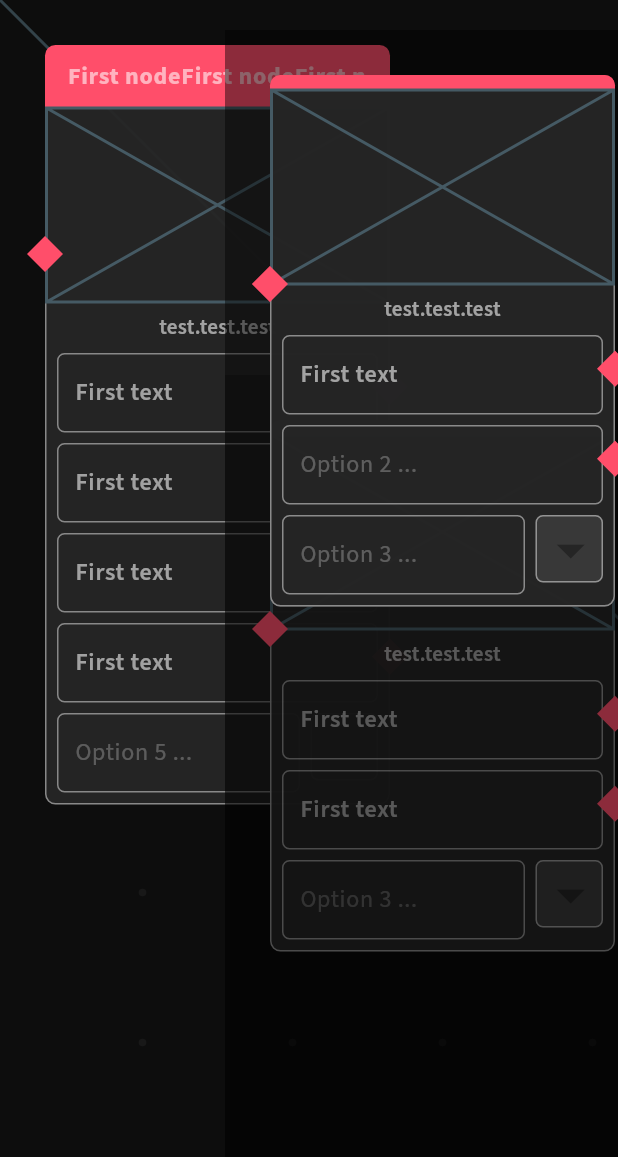
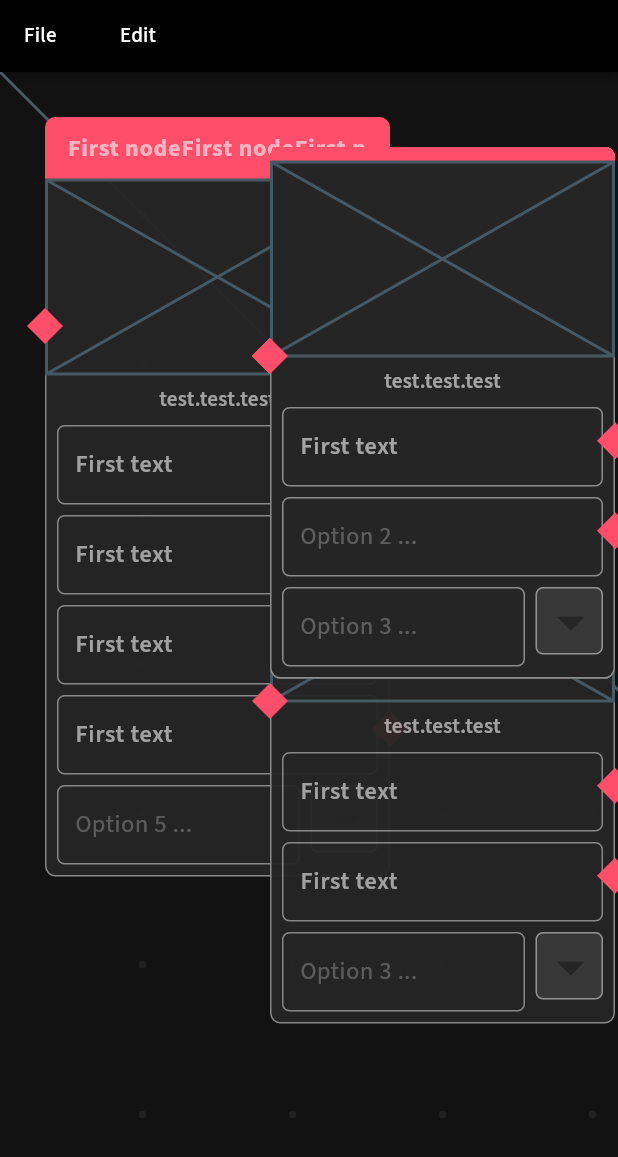
Before and after one commit to k-pasta/Nutria_FMV_Maker, a Flutter app: the screen it shows after launch, on a phone screen of 412 x 824 dp. Shown: the top 1157 px of the screen. Run offline on Flutter 3.47's test engine with Material 3 defaults, Android fonts, the phone set to English and light mode, and no system bars; our stand-ins replace fc_native_video_thumbnail; missing offline and left inert: file_selector, menu_bar, tmp_path; generated files the repository leaves out were written again.

Commit message:
updates, profiling

```diff
--- /dev/null
+++ b/nutria_fmv_maker/lib/custom_widgets/menu_bar_elements/nutria_menu_button.dart
@@ -0,0 +1,26 @@
+import 'package:flutter/material.dart';
+import 'package:flutter/material.dart';
+
+class NutriaMenuButton {
+  final String title;
+  final List<NutriaSubmenuButton> submenuButtons;
+
+  NutriaMenuButton({
+    required this.title,
+    required this.submenuButtons,
+  });
+}
+
+class NutriaSubmenuButton {
+  final String text;
+  final VoidCallback function;
+  final MenuSerializableShortcut? shortcut;
+  final IconData? icon;
+
+  NutriaSubmenuButton({
+    required this.text,
+    required this.function,
+    this.shortcut,
+    this.icon,
+  });
+}
--- /dev/null
+++ b/nutria_fmv_maker/lib/custom_widgets/nutria_menu_bar.dart
@@ -0,0 +1,148 @@
+import 'package:flutter/material.dart';
+import 'package:flutter/services.dart';
+
+import 'menu_bar_elements/nutria_menu_button.dart';
+import '../../static_data/ui_static_properties.dart';
+import '../../models/app_theme.dart';
+
+import 'package:provider/provider.dart';
+import '../../../providers/theme_provider.dart';
+
+class NutriaMenuBar extends StatelessWidget {
+  final Widget child;
+
+  NutriaMenuBar({super.key, required this.child});
+
+  final List<NutriaMenuButton> menuData = [
+    NutriaMenuButton(
+      title: "File",
+      submenuButtons: [
+        NutriaSubmenuButton(
+          text: "New File",
+          function: () => debugPrint("New File selected"),
+          icon: Icons.create_new_folder,
+        ),
+        NutriaSubmenuButton(
+          text: "Open File",
+          function: () => debugPrint("Open File selected"),
+          shortcut: SingleActivator(LogicalKeyboardKey.keyO, control: true),
+          icon: Icons.folder_open,
+        ),
+        NutriaSubmenuButton(
+          text: "Save File",
+          function: () => debugPrint("Save File selected"),
+          shortcut: SingleActivator(LogicalKeyboardKey.keyS, control: true),
+          icon: Icons.save,
+        ),
+      ],
+    ),
+    NutriaMenuButton(
+      title: "Edit",
+      submenuButtons: [
+        NutriaSubmenuButton(
+          text: "Cut",
+          function: () => debugPrint("Cut selected"),
+          icon: Icons.cut,
+        ),
+        NutriaSubmenuButton(
+          text: "Copy",
+          function: () => debugPrint("Copy selected"),
+          icon: Icons.copy,
+        ),
+        NutriaSubmenuButton(
+          text: "Paste",
+          function: () => debugPrint("Paste selected"),
+          icon: Icons.paste,
+        ),
+      ],
+    ),
+  ];
+
+  @override
+  Widget build(BuildContext context) {
+    final AppTheme theme = context.watch<ThemeProvider>().currentAppTheme;
+    final MenuStyle _menuStyle = MenuStyle(
+      backgroundColor: WidgetStatePropertyAll(theme.cMenuBar),
+      shape:
+          WidgetStatePropertyAll(RoundedRectangleBorder(side: BorderSide.none)),
+    );
+    final MenuStyle _submenuStyle = MenuStyle(
+      backgroundColor: WidgetStatePropertyAll(theme.cPanel),
+      shape: WidgetStatePropertyAll<OutlinedBorder>(
+        RoundedRectangleBorder(borderRadius: BorderRadius.zero),
+      ),
+      padding: WidgetStatePropertyAll(
+        EdgeInsets.symmetric(horizontal: 0, vertical: 16),
+      ),
+    );
+
+    final ButtonStyle _buttonStyle_bar = ButtonStyle(
+      overlayColor: WidgetStatePropertyAll(theme.cPanel),
+      foregroundColor: WidgetStatePropertyAll(theme.cMenuBarText),
+    );
+    final ButtonStyle _buttonStyle_menu = ButtonStyle(
+      iconColor: WidgetStatePropertyAll(theme.cAccent),
+      overlayColor: WidgetStatePropertyAll(theme.cAccentButtonHovered),
+      foregroundColor: WidgetStatePropertyAll(theme.cMenuBarText),
+      shape:
+          WidgetStatePropertyAll(RoundedRectangleBorder(side: BorderSide.none)),
+    );
+    // Create a map for the shortcut actions
+    final Map<ShortcutActivator, VoidCallback> shortcutActions = {
+      for (var menu in menuData)
+        for (var submenu in menu.submenuButtons)
+          if (submenu.shortcut != null) submenu.shortcut!: submenu.function,
+    };
+
+    return CallbackShortcuts(
+      bindings: shortcutActions,
+      child: Theme(
+        data: Theme.of(context).copyWith(
+          menuTheme: MenuThemeData(
+            style: _submenuStyle, // Apply _submenuStyle locally
+          ),
+        ),
+        child: Column(
+          crossAxisAlignment: CrossAxisAlignment.stretch,
+          children: [
+            Focus(
+              autofocus: true,
+              child: MenuBar(
+                controller: MenuController(),
+                style: _menuStyle, // Apply menu bar style
+                children: menuData.map((menu) {
+                  return SubmenuButton(
+                    style: _buttonStyle_bar, // Apply submenu button style
+                    child: Text(menu.title),
+                    menuChildren: menu.submenuButtons.map((submenu) {
+                      return MenuItemButton(
+                        style:
+                            _buttonStyle_menu, // Apply menu item button style
+                        onPressed: submenu.function,
+                        shortcut: submenu.shortcut,
+                        child: Row(
+                          children: [
+                            if (submenu.icon != null)
+                              Icon(submenu.icon, size: 16),
+                            const SizedBox(width: 8),
+                            Text(submenu.text),
+                          ],
+                        ),
+                      );
+                    }).toList(),
+                  );
+                }).toList(),
+              ),
+            ),
+            Expanded(
+              child: ClipRRect(
+                // clipBehavior: Clip.hardEdge,
+                child: child,
+              ),
+            ),
+          ],
+        ),
+      ),
+    );
+  }
+}
--- a/nutria_fmv_maker/lib/custom_widgets/video_node.dart
+++ b/nutria_fmv_maker/lib/custom_widgets/video_node.dart
@@ -88,7 +88,7 @@ class _VideoNodeState extends State<VideoNode> {
                           1000, //TODO De-Hardcode when it is possible to calculate max height
                       width: UiStaticProperties.nodeMaxWidth +
                           UiStaticProperties.nodePadding * 2,
-                      child: Container(color: Colors.black26),
+                      child: Container(color: Colors.transparent),
                     ),
                   ),
                   Positioned(
@@ -195,9 +195,9 @@ class _VideoNodeState extends State<VideoNode> {
                   //left resizer
 
                   Knot(
-                    nodeData: videoNodeData,
-                    isInput: true,
-                    index: 0,
+                      nodeData: videoNodeData,
+                      isInput: true,
+                      index: 0,
                       offset: Offset(
                           UiStaticProperties.nodePadding,
                           UiStaticProperties.nodePadding +
@@ -210,7 +210,8 @@ class _VideoNodeState extends State<VideoNode> {
                     bool isLast = index == videoNodeData.outputs.length - 1;
                     // nodesProvider.updateOutputPosition(videoNodeData.id, index,
                     //     _getContainerPositionRelativeToParent(_childKeys[index]));
-                    if (!isLast || (isLast && videoNodeData.hasMaxedOutOutputs)) {
+                    if (!isLast ||
+                        (isLast && videoNodeData.hasMaxedOutOutputs)) {
                       return Knot(
                         nodeData: videoNodeData,
                         isInput: false,
--- a/nutria_fmv_maker/lib/main.dart
+++ b/nutria_fmv_maker/lib/main.dart
@@ -1,4 +1,5 @@
 import 'package:menu_bar/menu_bar.dart';
+import 'package:nutria_fmv_maker/custom_widgets/nutria_menu_bar.dart';
 
 import './custom_widgets/nutria_textfield.dart';
 import './internationalisation_example.dart';
@@ -47,6 +48,14 @@ class MyApp extends StatelessWidget {
           supportedLocales: AppLocalizations.supportedLocales,
           title: 'Flutter Demo',
           theme: ThemeData(
+            splashFactory: NoSplash.splashFactory,
+            menuButtonTheme: MenuButtonThemeData(
+              style: ButtonStyle(
+                // splashFactory: null,
+                // backgroundColor: WidgetStatePropertyAll(Colors.red),
+                // overlayColor: WidgetStatePropertyAll(Colors.red)
+              ),
+            ),
             menuTheme: MenuThemeData(
               style: MenuStyle(
                   backgroundColor: WidgetStatePropertyAll(theme.cPanel),
@@ -92,9 +101,14 @@ class MyHomePage extends StatelessWidget {
       // appBar: AppBar(
       //   title: Text(apptitle),
       // ),
-      body: MyMenuBar(
-        child: ClipRRect(clipBehavior: Clip.hardEdge, child: GridCanvas()),
+
+      body: NutriaMenuBar(
+        child: GridCanvas(),
       ),
+
+      // body: MyMenuBar(
+      //   child: ClipRRect(clipBehavior: Clip.hardEdge, child: GridCanvas()),
+      // ),
     );
   }
 }
--- a/nutria_fmv_maker/lib/providers/nodes_provider.dart
+++ b/nutria_fmv_maker/lib/providers/nodes_provider.dart
@@ -47,6 +47,223 @@ class NodesProvider extends ChangeNotifier {
         Output(outputData: ''),
       ],
     ),
+    VideoNodeData(
+      id: 'x',
+      position: const Offset(150, 20),
+      videoDataId: 'a',
+      outputs: <Output>[
+        Output(outputData: 'First text'),
+        Output(outputData: ''),
+        Output(outputData: ''),
+        Output(outputData: ''),
+        Output(outputData: ''),
+      ],
+    ),
+    VideoNodeData(
+      id: 'xa',
+      position: const Offset(150, 20),
+      videoDataId: 'a',
+      outputs: <Output>[
+        Output(outputData: 'First text'),
+        Output(outputData: ''),
+        Output(outputData: ''),
+        Output(outputData: ''),
+        Output(outputData: ''),
+      ],
+    ),
+    VideoNodeData(
+      id: 'xjaa',
+      position: const Offset(150, 20),
+      videoDataId: 'a',
+      outputs: <Output>[
+        Output(outputData: 'First text'),
+        Output(outputData: ''),
+        Output(outputData: ''),
+        Output(outputData: ''),
+        Output(outputData: ''),
+      ],
+    ),
+    VideoNodeData(
+      id: 'xaha',
+      position: const Offset(150, 20),
+      videoDataId: 'a',
+      outputs: <Output>[
+        Output(outputData: 'First text'),
+        Output(outputData: ''),
+        Output(outputData: ''),
+        Output(outputData: ''),
+        Output(outputData: ''),
+      ],
+    ),
+    VideoNodeData(
+      id: 'xfaa',
+      position: const Offset(150, 20),
+      videoDataId: 'a',
+      outputs: <Output>[
+        Output(outputData: 'First text'),
+        Output(outputData: ''),
+        Output(outputData: ''),
+        Output(outputData: ''),
+        Output(outputData: ''),
+      ],
+    ),
+    VideoNodeData(
+      id: 'xada',
+      position: const Offset(150, 20),
+      videoDataId: 'a',
+      outputs: <Output>[
+        Output(outputData: 'First text'),
+        Output(outputData: ''),
+        Output(outputData: ''),
+        Output(outputData: ''),
+        Output(outputData: ''),
+      ],
+    ),
+    VideoNodeData(
+      id: 'xasa',
+      position: const Offset(150, 20),
+      videoDataId: 'a',
+      outputs: <Output>[
+        Output(outputData: 'First text'),
+        Output(outputData: ''),
+        Output(outputData: ''),
+        Output(outputData: ''),
+        Output(outputData: ''),
+      ],
+    ),
+    VideoNodeData(
+      id: 'xaaa',
+      position: const Offset(150, 20),
+      videoDataId: 'a',
+      outputs: <Output>[
+        Output(outputData: 'First text'),
+        Output(outputData: ''),
+        Output(outputData: ''),
+        Output(outputData: ''),
+        Output(outputData: ''),
+      ],
+    ),
+    VideoNodeData(
+      id: 'xapa',
+      position: const Offset(150, 20),
+      videoDataId: 'a',
+      outputs: <Output>[
+        Output(outputData: 'First text'),
+        Output(outputData: ''),
+        Output(outputData: ''),
+        Output(outputData: ''),
+        Output(outputData: ''),
+      ],
+    ),
+    VideoNodeData(
+      id: 'xaoa',
+      position: const Offset(150, 20),
+      videoDataId: 'a',
+      outputs: <Output>[
+        Output(outputData: 'First text'),
+        Output(outputData: ''),
+        Output(outputData: ''),
+        Output(outputData: ''),
+        Output(outputData: ''),
+      ],
+    ),
+    VideoNodeData(
+      id: 'xiaa',
+      position: const Offset(150, 20),
+      videoDataId: 'a',
+      outputs: <Output>[
+        Output(outputData: 'First text'),
+        Output(outputData: ''),
+        Output(outputData: ''),
+        Output(outputData: ''),
+        Output(outputData: ''),
+      ],
+    ),
+    VideoNodeData(
+      id: 'xaua',
+      position: const Offset(150, 20),
+      videoDataId: 'a',
+      outputs: <Output>[
+        Output(outputData: 'First text'),
+        Output(outputData: ''),
+        Output(outputData: ''),
+        Output(outputData: ''),
+        Output(outputData: ''),
+      ],
+    ),
+    VideoNodeData(
+      id: 'xaya',
+      position: const Offset(150, 20),
+      videoDataId: 'a',
+      outputs: <Output>[
+        Output(outputData: 'First text'),
+        Output(outputData: ''),
+        Output(outputData: ''),
+        Output(outputData: ''),
+        Output(outputData: ''),
+      ],
+    ),
+    VideoNodeData(
+      id: 'xata',
+      position: const Offset(150, 20),
+      videoDataId: 'a',
+      outputs: <Output>[
+        Output(outputData: 'First text'),
+        Output(outputData: ''),
+        Output(outputData: ''),
+        Output(outputData: ''),
+        Output(outputData: ''),
+      ],
+    ),
+    VideoNodeData(
+      id: 'xara',
+      position: const Offset(150, 20),
+      videoDataId: 'a',
+      outputs: <Output>[
+        Output(outputData: 'First text'),
+        Output(outputData: ''),
+        Output(outputData: ''),
+        Output(outputData: ''),
+        Output(outputData: ''),
+      ],
+    ),
+    VideoNodeData(
+      id: 'xeaa',
+      position: const Offset(150, 20),
+      videoDataId: 'a',
+      outputs: <Output>[
+        Output(outputData: 'First text'),
+        Output(outputData: ''),
+        Output(outputData: ''),
+        Output(outputData: ''),
+        Output(outputData: ''),
+      ],
+    ),
+    VideoNodeData(
+      id: 'xawa',
+      position: const Offset(150, 20),
+      videoDataId: 'a',
+      outputs: <Output>[
+        Output(outputData: 'First text'),
+        Output(outputData: ''),
+        Output(outputData: ''),
+        Output(outputData: ''),
+        Output(outputData: ''),
+      ],
+    ),
+    VideoNodeData(
+      id: 'xqaa',
+      position: const Offset(150, 20),
+      videoDataId: 'a',
+      outputs: <Output>[
+        Output(outputData: 'First text'),
+        Output(outputData: ''),
+        Output(outputData: ''),
+        Output(outputData: ''),
+        Output(outputData: ''),
+      ],
+    ),
+
   ];
 
   // Getter for nodes (returns an immutable list)
```
